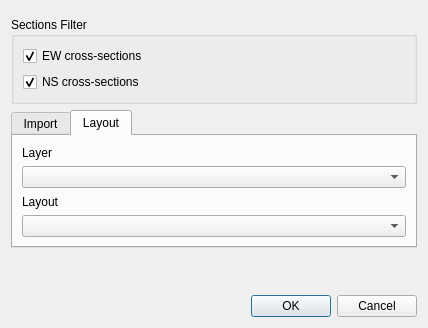
Before: the Qt Designer form sugar_tools_dialog_simple.ui in psigcat/sugartools, drawn with Qt 5.
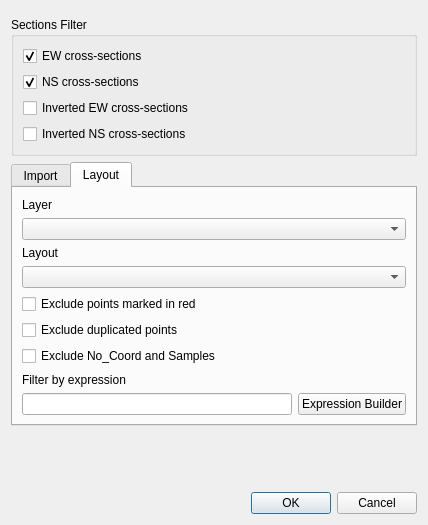
After: the same form once the commit is applied. The open tabs and pages were chosen to show the change. Custom widgets are drawn as their Qt base class.

Commit message: add options and expression builder

```diff
--- a/sugar_tools_dialog_simple.ui
+++ b/sugar_tools_dialog_simple.ui
@@ -7,7 +7,7 @@
     <x>0</x>
     <y>0</y>
     <width>428</width>
-    <height>328</height>
+    <height>525</height>
    </rect>
   </property>
   <property name="windowTitle">
@@ -50,6 +50,20 @@
         </property>
        </widget>
       </item>
+      <item>
+       <widget class="QCheckBox" name="section_ew_inverted">
+        <property name="text">
+         <string>Inverted EW cross-sections</string>
+        </property>
+       </widget>
+      </item>
+      <item>
+       <widget class="QCheckBox" name="section_ns_inverted">
+        <property name="text">
+         <string>Inverted NS cross-sections</string>
+        </property>
+       </widget>
+      </item>
      </layout>
     </widget>
    </item>
@@ -93,27 +107,65 @@
       <attribute name="title">
        <string>Layout</string>
       </attribute>
-      <layout class="QVBoxLayout" name="verticalLayout_4">
-       <item>
+      <layout class="QGridLayout" name="gridLayout">
+       <item row="0" column="0">
         <widget class="QLabel" name="label_2">
          <property name="text">
           <string>Layer</string>
          </property>
         </widget>
        </item>
-       <item>
-        <widget class="QComboBox" name="layer"/>
-       </item>
-       <item>
+       <item row="2" column="0">
         <widget class="QLabel" name="label_3">
          <property name="text">
           <string>Layout</string>
          </property>
         </widget>
        </item>
-       <item>
+       <item row="3" column="0" colspan="2">
         <widget class="QComboBox" name="layout"/>
        </item>
+       <item row="1" column="0" colspan="2">
+        <widget class="QComboBox" name="layer"/>
+       </item>
+       <item row="4" column="0" colspan="2">
+        <widget class="QCheckBox" name="exclude_red_points">
+         <property name="text">
+          <string>Exclude points marked in red</string>
+         </property>
+        </widget>
+       </item>
+       <item row="6" column="0">
+        <widget class="QCheckBox" name="exclude_no_coords">
+         <property name="text">
+          <string>Exclude No_Coord and Samples</string>
+         </property>
+        </widget>
+       </item>
+       <item row="5" column="0" colspan="2">
+        <widget class="QCheckBox" name="exclude_duplicated_points">
+         <property name="text">
+          <string>Exclude duplicated points</string>
+         </property>
+        </widget>
+       </item>
+       <item row="9" column="1">
+        <widget class="QPushButton" name="filter_expr_btn">
+         <property name="text">
+          <string>Expression Builder</string>
+         </property>
+        </widget>
+       </item>
+       <item row="9" column="0">
+        <widget class="QLineEdit" name="filter_expr"/>
+       </item>
+       <item row="8" column="0">
+        <widget class="QLabel" name="label_4">
+         <property name="text">
+          <string>Filter by expression</string>
+         </property>
+        </widget>
+       </item>
       </layout>
      </widget>
     </widget>
```
Left out of the diff: 15 changed lines with no effect on the pictures.
